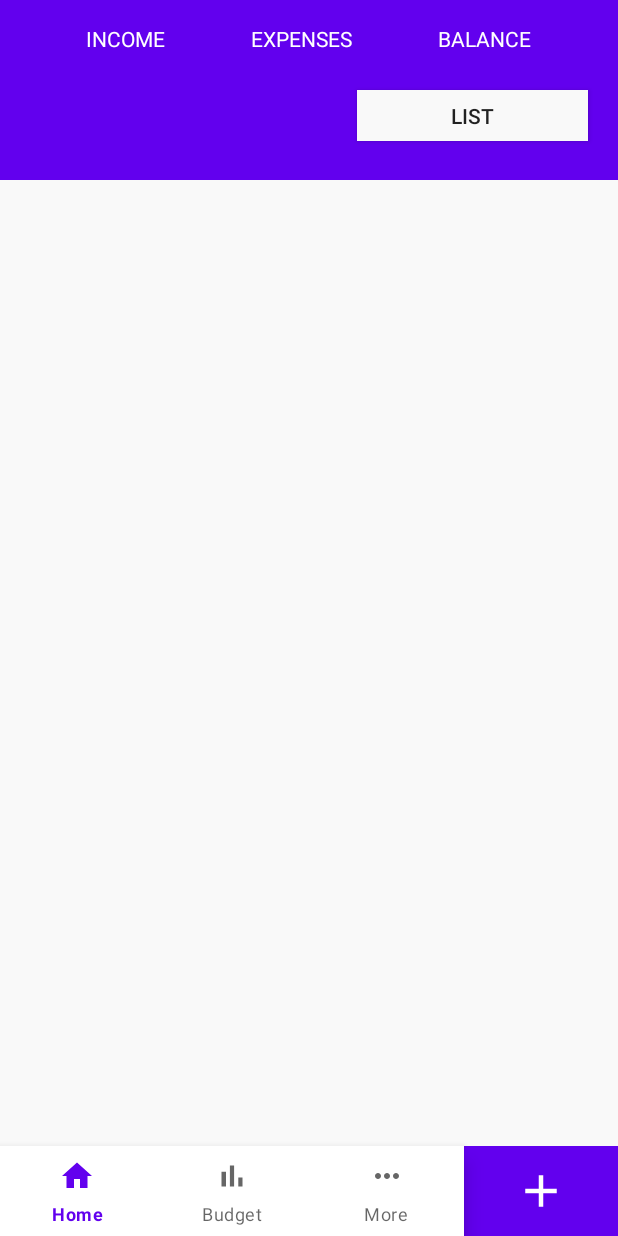
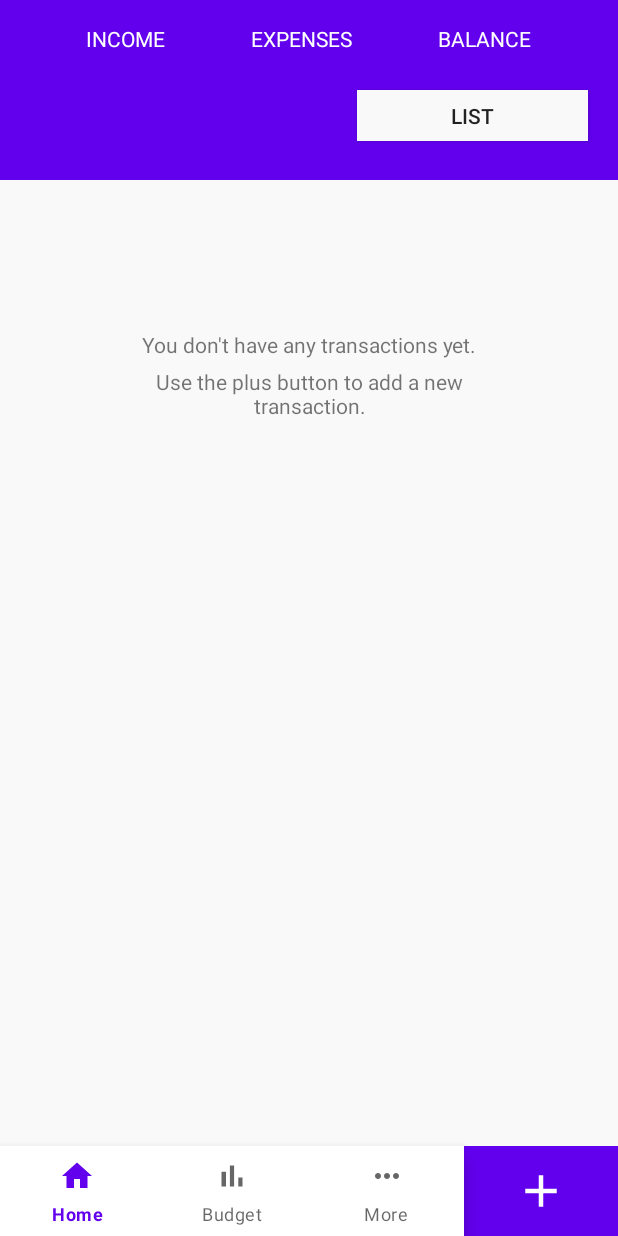
Before and after one commit to Omar-su/TDA367-LEEFO-Project, an Android app: the screen it shows after launch (MainActivity), on a phone screen of 412 x 824 dp. Run offline under Robolectric (Android 15) with nearby library versions, the phone set to English and light mode, and no system bars.

Commit message:
show text if there are no transactions in the listview

```diff
--- a/app/src/main/java/com/leefo/budgetapplication/view/HomeListViewFragment.java
+++ b/app/src/main/java/com/leefo/budgetapplication/view/HomeListViewFragment.java
@@ -5,6 +5,7 @@ import android.view.LayoutInflater;
 import android.view.View;
 import android.view.ViewGroup;
 import android.widget.ListView;
+import android.widget.TextView;
 
 import androidx.fragment.app.Fragment;
 
@@ -40,8 +41,10 @@ public class HomeListViewFragment extends Fragment implements ModelObserver{
 
         Controller.addObserver(this);
 
+        // get views
         listView = view.findViewById(R.id.listView_home);
-
+        TextView noTransactoins1 = view.findViewById(R.id.noTransactionsYetText1);
+        TextView noTransactoins2 = view.findViewById(R.id.noTransactionsYetText2);
 
         transactions = Controller.getAllTransactions();
 
@@ -49,7 +52,8 @@ public class HomeListViewFragment extends Fragment implements ModelObserver{
 
 
         if (transactions.isEmpty()){
-
+            noTransactoins1.setVisibility(View.VISIBLE);
+            noTransactoins2.setVisibility(View.VISIBLE);
         } else {
             putDatesIntoTransactionList();
             adapter = new ListViewAdapterHomeList(getActivity().getApplicationContext(),transactions);
--- a/app/src/main/res/layout/fragment_home_list_view.xml
+++ b/app/src/main/res/layout/fragment_home_list_view.xml
@@ -6,6 +6,30 @@
     android:layout_height="match_parent"
     android:background="@color/grey_background"
     tools:context=".view.HomeListViewFragment">
+
+    <TextView
+        android:id="@+id/noTransactionsYetText1"
+        android:layout_width="280dp"
+        android:layout_height="wrap_content"
+        android:layout_marginTop="100dp"
+        android:gravity="center"
+        android:text="You don't have any transactions yet."
+        android:visibility="invisible"
+        app:layout_constraintEnd_toEndOf="parent"
+        app:layout_constraintStart_toStartOf="parent"
+        app:layout_constraintTop_toTopOf="parent" />
+
+    <TextView
+        android:id="@+id/noTransactionsYetText2"
+        android:layout_width="280dp"
+        android:layout_height="wrap_content"
+        android:layout_marginTop="5dp"
+        android:gravity="center"
+        android:text="Use the plus button to add a new transaction."
+        android:visibility="invisible"
+        app:layout_constraintEnd_toEndOf="parent"
+        app:layout_constraintStart_toStartOf="parent"
+        app:layout_constraintTop_toBottomOf="@+id/noTransactionsYetText1" />
 
     <ListView
         android:id="@+id/listView_home"
```
